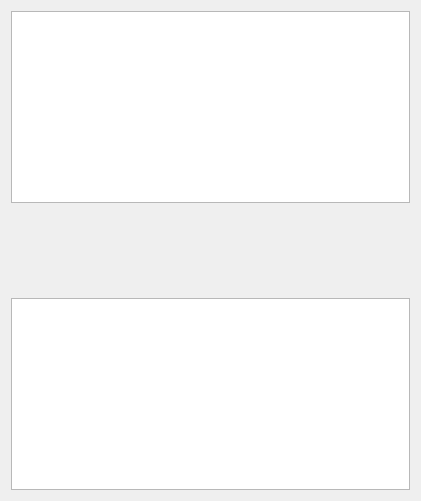
Above: haystack/gui/searchinfoStruct.ui from trolldbois/python-haystack before the change. Below: the same form after it.
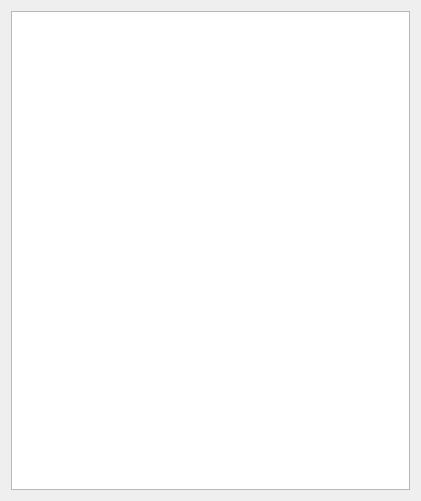
That is the form after the change.

Patch:
```diff
--- a/haystack/gui/searchinfoStruct.ui
+++ b/haystack/gui/searchinfoStruct.ui
@@ -14,25 +14,9 @@
    <string>Form</string>
   </property>
   <layout class="QGridLayout" name="gridLayout">
-   <item row="2" column="0">
-    <widget class="QTableView" name="info_tableview"/>
-   </item>
    <item row="0" column="0">
     <widget class="QListView" name="info_listview"/>
    </item>
-   <item row="1" column="0">
-    <spacer name="spacer">
-     <property name="orientation">
-      <enum>Qt::Vertical</enum>
-     </property>
-     <property name="sizeHint" stdset="0">
-      <size>
-       <width>20</width>
-       <height>40</height>
-      </size>
-     </property>
-    </spacer>
-   </item>
   </layout>
  </widget>
  <resources/>
```
Left out of the diff: 19 changed lines with no effect on the pictures.
